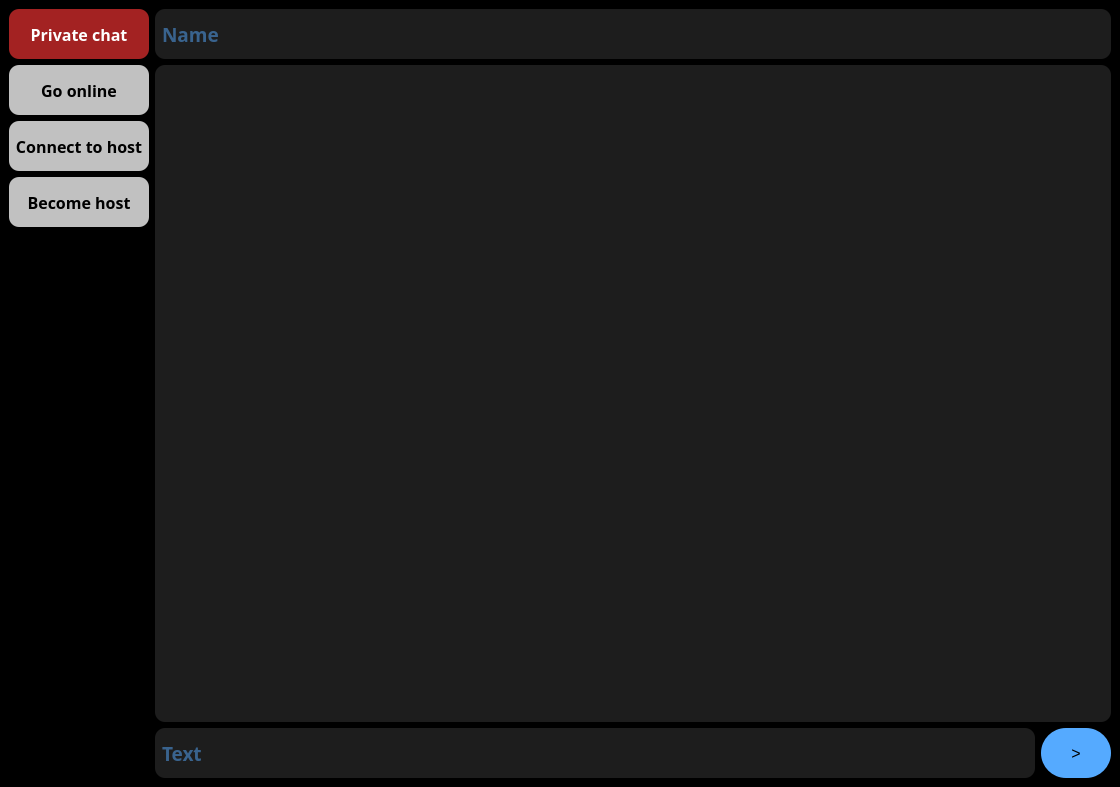
Above: HybridServ/mainwindow.ui from konst337/QT_chat_2023 before the change. Below: the same form after it.
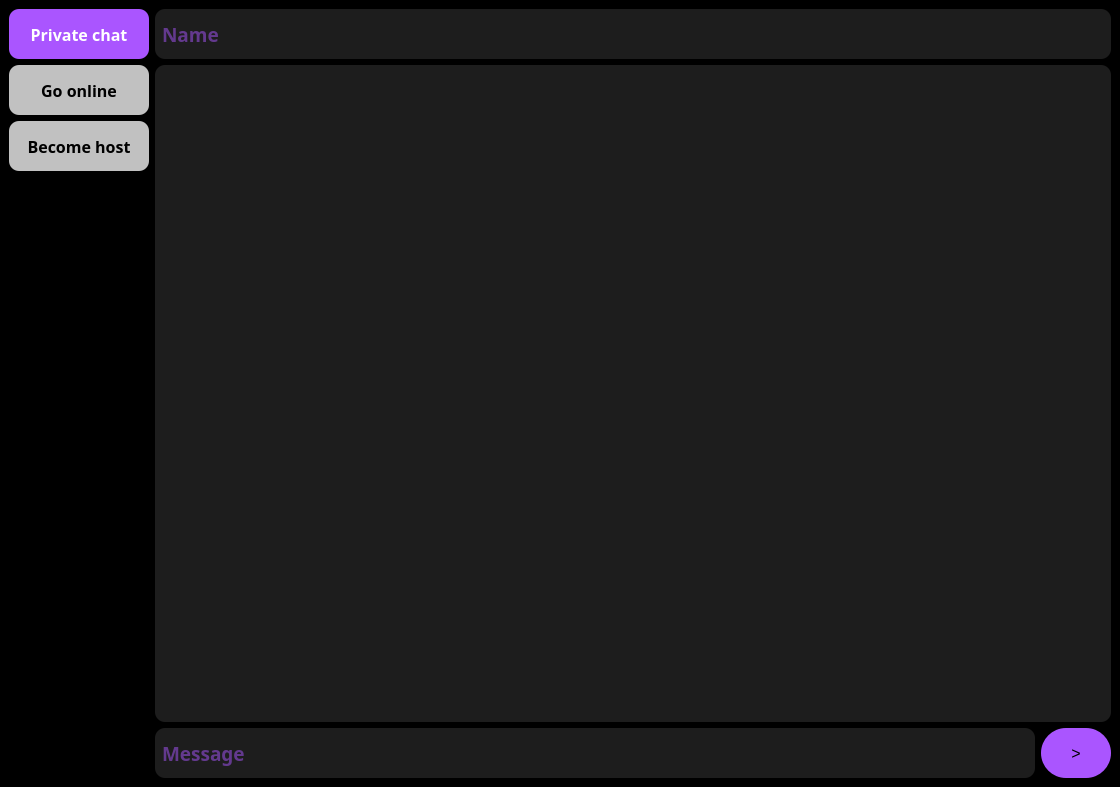
That is the form after the change.

```diff
--- a/HybridServ/mainwindow.ui
+++ b/HybridServ/mainwindow.ui
@@ -40,7 +40,7 @@
            </font>
           </property>
           <property name="styleSheet">
-           <string notr="true">background-color: rgb(163, 34, 34);
+           <string notr="true">background-color: rgb(170, 85, 255);
 border-radius: 10px;</string>
           </property>
           <property name="text">
@@ -76,31 +76,6 @@
           </property>
          </widget>
         </item>
-        <item>
-         <widget class="QPushButton" name="butt_connServ">
-          <property name="minimumSize">
-           <size>
-            <width>140</width>
-            <height>50</height>
-           </size>
-          </property>
-          <property name="font">
-           <font>
-            <family>Arial Black</family>
-            <pointsize>12</pointsize>
-            <bold>true</bold>
-           </font>
-          </property>
-          <property name="styleSheet">
-           <string notr="true">background-color: rgb(193, 193, 193);
-color: rgb(0, 0, 0);
-border-radius: 10px;</string>
-          </property>
-          <property name="text">
-           <string>Connect to host</string>
-          </property>
-         </widget>
-        </item>
         <item>
          <widget class="QPushButton" name="butt_hostServ">
           <property name="minimumSize">
@@ -191,13 +166,13 @@
              <string notr="true">padding-left: 5px;
 border-radius: 10px; 
 background-color:rgb(29, 29, 29);
-color: rgb(85, 170, 255);</string>
+color:  rgb(170, 85, 255);</string>
             </property>
             <property name="echoMode">
              <enum>QLineEdit::Normal</enum>
             </property>
             <property name="placeholderText">
-             <string>Text</string>
+             <string>Message</string>
             </property>
            </widget>
           </item>
@@ -215,7 +190,7 @@
              </font>
             </property>
             <property name="styleSheet">
-             <string notr="true">background-color: rgb(85, 170, 255);
+             <string notr="true">background-color:  rgb(170, 85, 255);
 color: rgb(0, 0, 0);
 border-radius: 25px; 
 </string>
@@ -252,7 +227,7 @@
            <string notr="true">padding-left: 5px;
 border-radius: 10px; 
 background-color:rgb(29, 29, 29);
-color: rgb(85, 170, 255);</string>
+color: rgb(170, 85, 255);</string>
           </property>
           <property name="text">
            <string/>
```
Left out of the diff: 1 changed line with no effect on the pictures.
